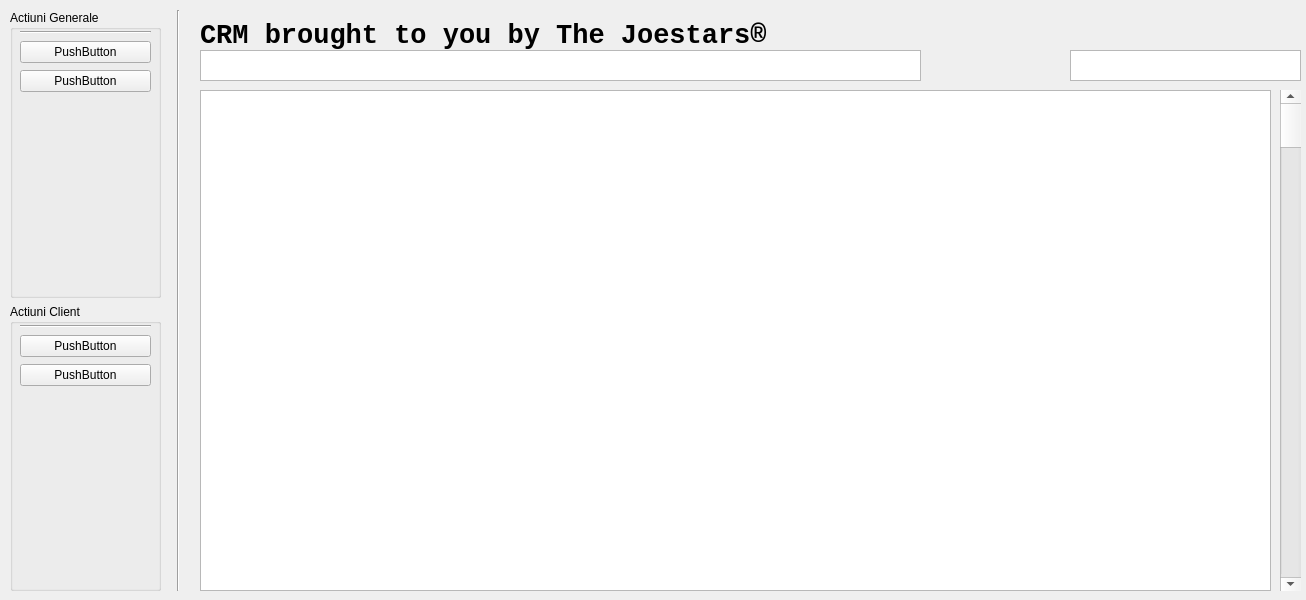
First picture: the form in ui/MainInterface.ui, repository GabyUnalaq/UNI_CRM_Project, before the edit.
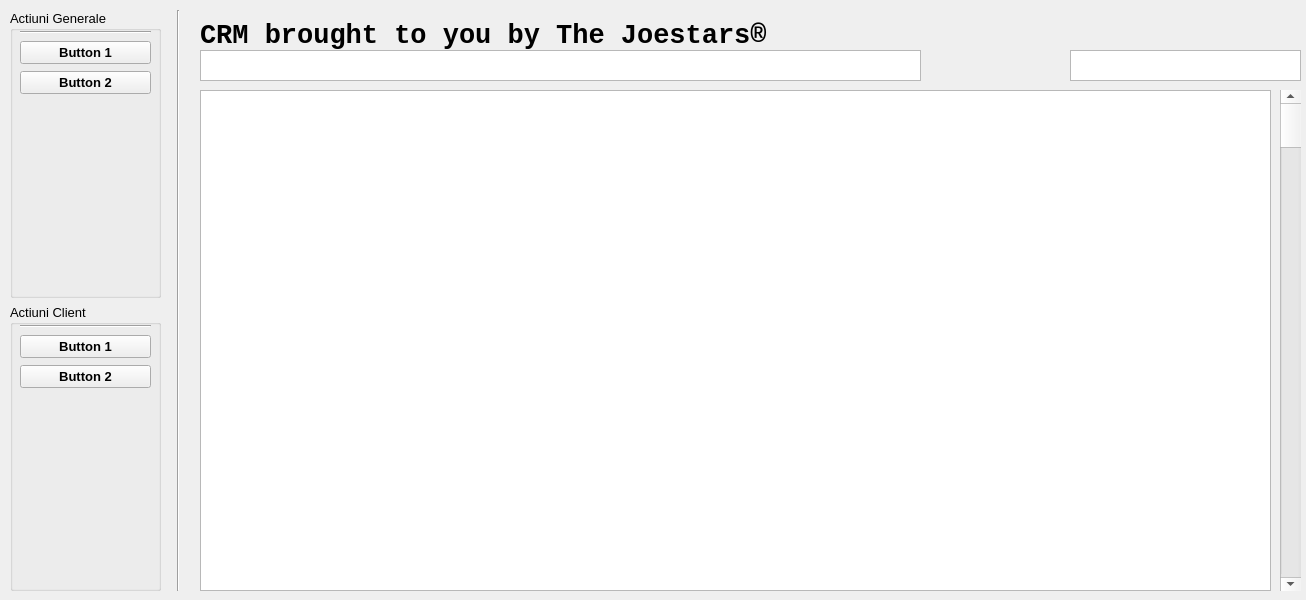
Second picture: the form after the edit.

What changed in the file:
```diff
--- a/ui/MainInterface.ui
+++ b/ui/MainInterface.ui
@@ -104,7 +104,12 @@
    </property>
    <layout class="QVBoxLayout" name="verticalLayout_3">
     <item>
-     <widget class="QGroupBox" name="qtGeneralActionsGroupBox">
+     <widget class="QGroupBox" name="Qbox_general">
+      <property name="font">
+       <font>
+        <pointsize>10</pointsize>
+       </font>
+      </property>
       <property name="title">
        <string>Actiuni Generale</string>
       </property>
@@ -114,7 +119,7 @@
          <x>10</x>
          <y>20</y>
          <width>131</width>
-         <height>63</height>
+         <height>65</height>
         </rect>
        </property>
        <layout class="QVBoxLayout" name="verticalLayout">
@@ -126,16 +131,36 @@
          </widget>
         </item>
         <item>
-         <widget class="QPushButton" name="pushButton">
+         <widget class="QPushButton" name="Qbutton_general_1">
+          <property name="font">
+           <font>
+            <pointsize>10</pointsize>
+            <weight>75</weight>
+            <bold>true</bold>
+           </font>
+          </property>
+          <property name="cursor">
+           <cursorShape>PointingHandCursor</cursorShape>
+          </property>
           <property name="text">
-           <string>PushButton</string>
+           <string>Button 1</string>
           </property>
          </widget>
         </item>
         <item>
-         <widget class="QPushButton" name="pushButton_2">
+         <widget class="QPushButton" name="Qbutton_general_2">
+          <property name="font">
+           <font>
+            <pointsize>10</pointsize>
+            <weight>75</weight>
+            <bold>true</bold>
+           </font>
+          </property>
+          <property name="cursor">
+           <cursorShape>PointingHandCursor</cursorShape>
+          </property>
           <property name="text">
-           <string>PushButton</string>
+           <string>Button 2</string>
           </property>
          </widget>
         </item>
@@ -144,7 +169,12 @@
      </widget>
     </item>
     <item>
-     <widget class="QGroupBox" name="qtClientActions">
+     <widget class="QGroupBox" name="Qbox_client">
+      <property name="font">
+       <font>
+        <pointsize>10</pointsize>
+       </font>
+      </property>
       <property name="title">
        <string>Actiuni Client</string>
       </property>
@@ -154,7 +184,7 @@
          <x>10</x>
          <y>20</y>
          <width>131</width>
-         <height>63</height>
+         <height>65</height>
         </rect>
        </property>
        <layout class="QVBoxLayout" name="verticalLayout_2">
@@ -166,16 +196,36 @@
          </widget>
         </item>
         <item>
-         <widget class="QPushButton" name="pushButton_3">
+         <widget class="QPushButton" name="Qbutton_client_1">
+          <property name="font">
+           <font>
+            <pointsize>10</pointsize>
+            <weight>75</weight>
+            <bold>true</bold>
+           </font>
+          </property>
+          <property name="cursor">
+           <cursorShape>PointingHandCursor</cursorShape>
+          </property>
           <property name="text">
-           <string>PushButton</string>
+           <string>Button 1</string>
           </property>
          </widget>
         </item>
         <item>
-         <widget class="QPushButton" name="pushButton_4">
+         <widget class="QPushButton" name="Qbutton_client_2">
+          <property name="font">
+           <font>
+            <pointsize>10</pointsize>
+            <weight>75</weight>
+            <bold>true</bold>
+           </font>
+          </property>
+          <property name="cursor">
+           <cursorShape>PointingHandCursor</cursorShape>
+          </property>
           <property name="text">
-           <string>PushButton</string>
+           <string>Button 2</string>
           </property>
          </widget>
         </item>
```
Left out of the diff: 39 changed lines with no effect on the pictures.
